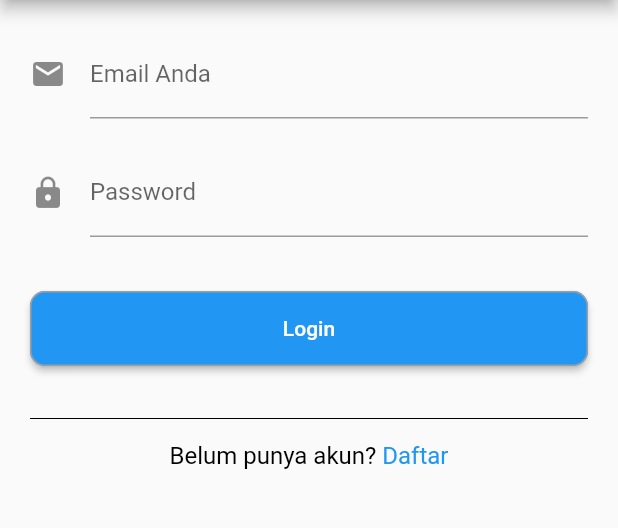
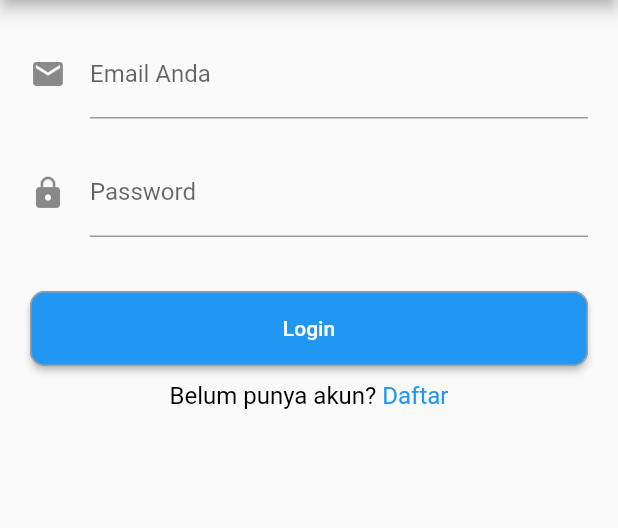
Before and after one commit to ioncrisa2/mobile_client, a Flutter app: the LoginScreen screen opened by its route, on a phone screen of 412 x 824 dp, the part 84-612 px from its top. Run offline on Flutter 3.47's test engine with Material 2 defaults, Android fonts, the phone set to English and light mode, and no system bars; our stand-ins replace dio, flutter_secure_storage; accounts and stored records are empty; network calls fail.

Commit message:
remove unwanted code

```diff
--- a/lib/screens/login_screen.dart
+++ b/lib/screens/login_screen.dart
@@ -92,8 +92,7 @@ class _LoginScreenState extends State<LoginScreen> {
                     btnColor: Colors.blue,
                     btnTextColor: Colors.white,
                   ),
-                  SizedBox(height: 20),
-                  Divider(height: 30, color: Colors.black),
+                  SizedBox(height: 10),
                   RichText(
                     text: TextSpan(
                       style: TextStyle(color: Colors.black, fontSize: 16),
```
Also changed, not shown: lib/screens/register_screen.dart (+1 -15 lines).
